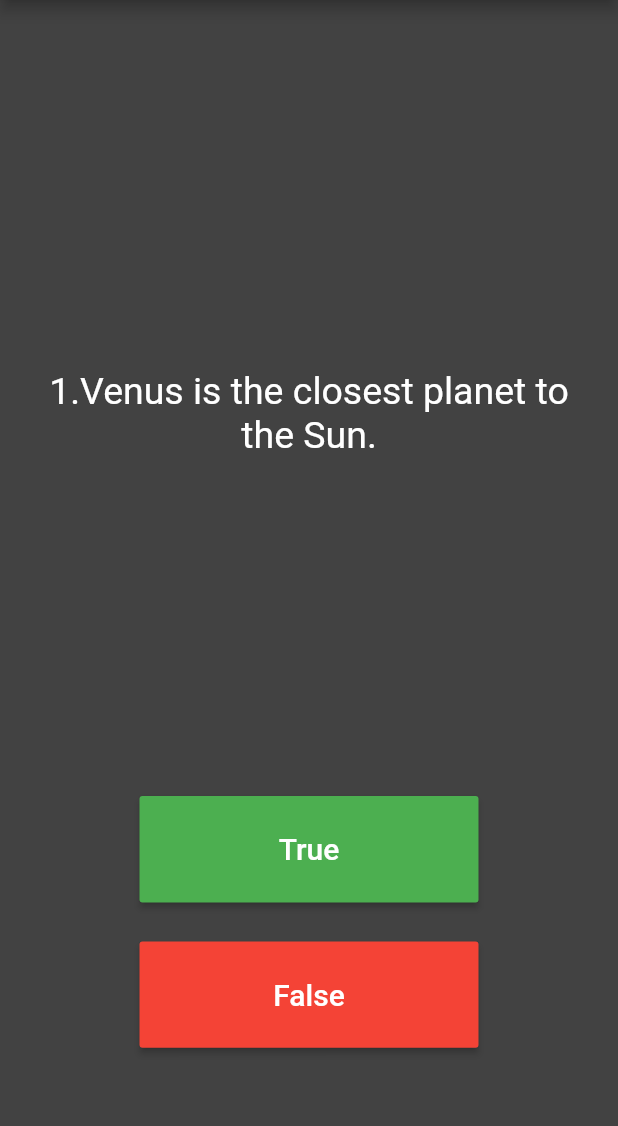
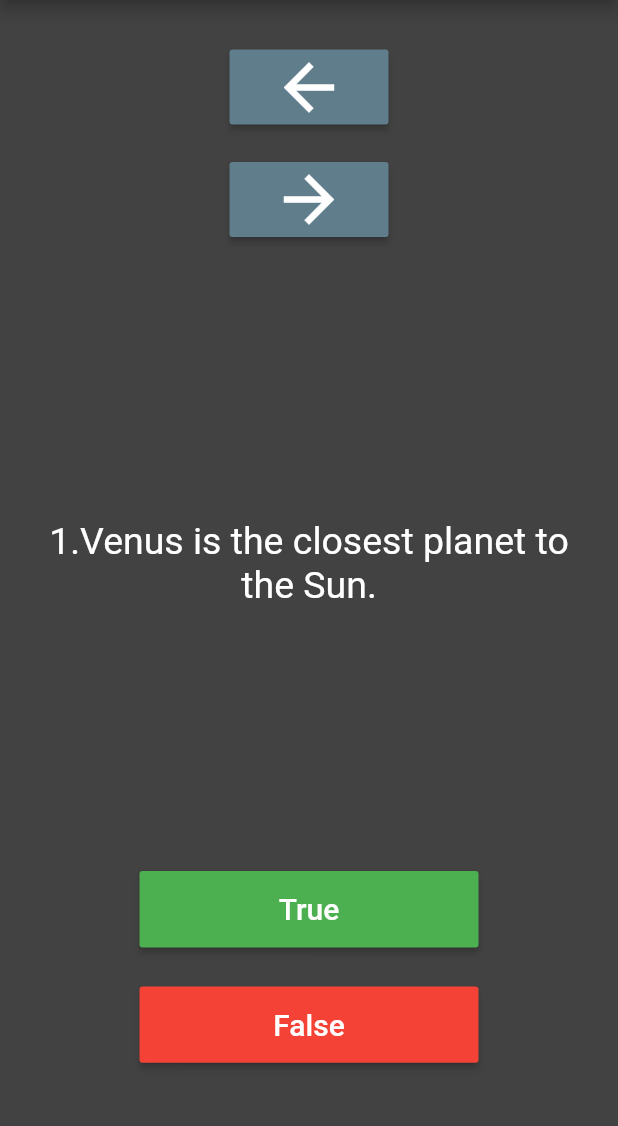
Before and after one commit to falconfused/FLUTTER_SERIES, a Flutter app: the screen it shows after launch, on a phone screen of 412 x 824 dp, the part 84-1210 px from its top. Run offline on Flutter 3.47's test engine with Material 2 defaults, Android fonts, the light colour scheme and no system bars; our stand-ins replace audioplayers, rflutter_alert.

Commit message:
Added back both the previos and forward button.

```diff
--- a/quizzer/lib/main.dart
+++ b/quizzer/lib/main.dart
@@ -92,44 +92,44 @@ class _QuizPageState extends State<QuizPage> {
           SizedBox(
             height: 25,
           ),
-          // Padding(
-          //   padding: const EdgeInsets.fromLTRB(145, 0, 145, 0),
-          //   child: RaisedButton(
-          //     color: Colors.blueGrey,
-          //     onPressed: () {
-          //       setState(() {
-          //         queno = (queno - 1) % quizBrain.QuestionBan.length;
-          //       });
-          //     },
-          //     child: Icon(
-          //       Icons.arrow_back,
-          //       color: Colors.white,
-          //       size: 50,
-          //     ),
-          //   ),
-          // ),
-          // SizedBox(
-          //   height: 25,
-          // ),
-          // Padding(
-          //   padding: const EdgeInsets.fromLTRB(145, 0, 145, 0),
-          //   child: RaisedButton(
-          //     color: Colors.blueGrey,
-          //     onPressed: () {
-          //       setState(() {
-          //         queno = (queno + 1) % quizBrain.QuestionBan.length;
-          //       });
-          //     },
-          //     child: Icon(
-          //       Icons.arrow_forward,
-          //       color: Colors.white,
-          //       size: 50,
-          //     ),
-          //   ),
-          // ),
-          // SizedBox(
-          //   height: 25,
-          // ),
+          Padding(
+            padding: const EdgeInsets.fromLTRB(145, 0, 145, 0),
+            child: RaisedButton(
+              color: Colors.blueGrey,
+              onPressed: () {
+                setState(() {
+                  queno = (queno - 1) % quizBrain.QuestionBan.length;
+                });
+              },
+              child: Icon(
+                Icons.arrow_back,
+                color: Colors.white,
+                size: 50,
+              ),
+            ),
+          ),
+          SizedBox(
+            height: 25,
+          ),
+          Padding(
+            padding: const EdgeInsets.fromLTRB(145, 0, 145, 0),
+            child: RaisedButton(
+              color: Colors.blueGrey,
+              onPressed: () {
+                setState(() {
+                  queno = (queno + 1) % quizBrain.QuestionBan.length;
+                });
+              },
+              child: Icon(
+                Icons.arrow_forward,
+                color: Colors.white,
+                size: 50,
+              ),
+            ),
+          ),
+          SizedBox(
+            height: 25,
+          ),
           Expanded(
             flex: 10,
             child: Padding(
```
